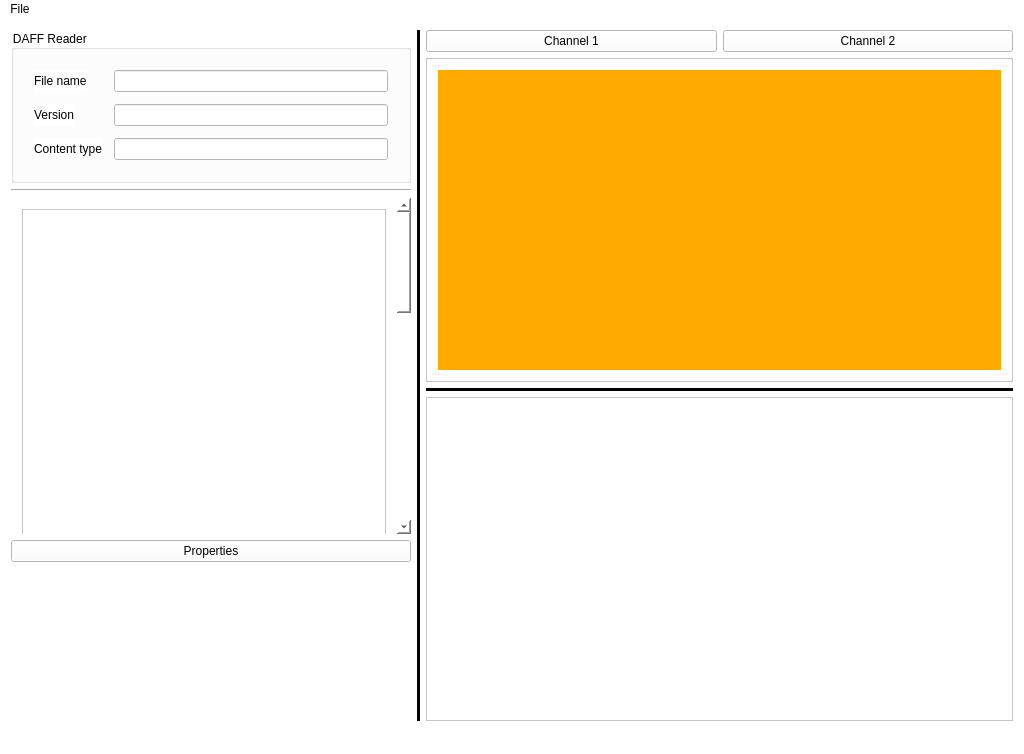
Above: apps/viewer/ui/QDAFFViewerWindow.ui from svn2github/opendaff before the change. Below: the same form after it.
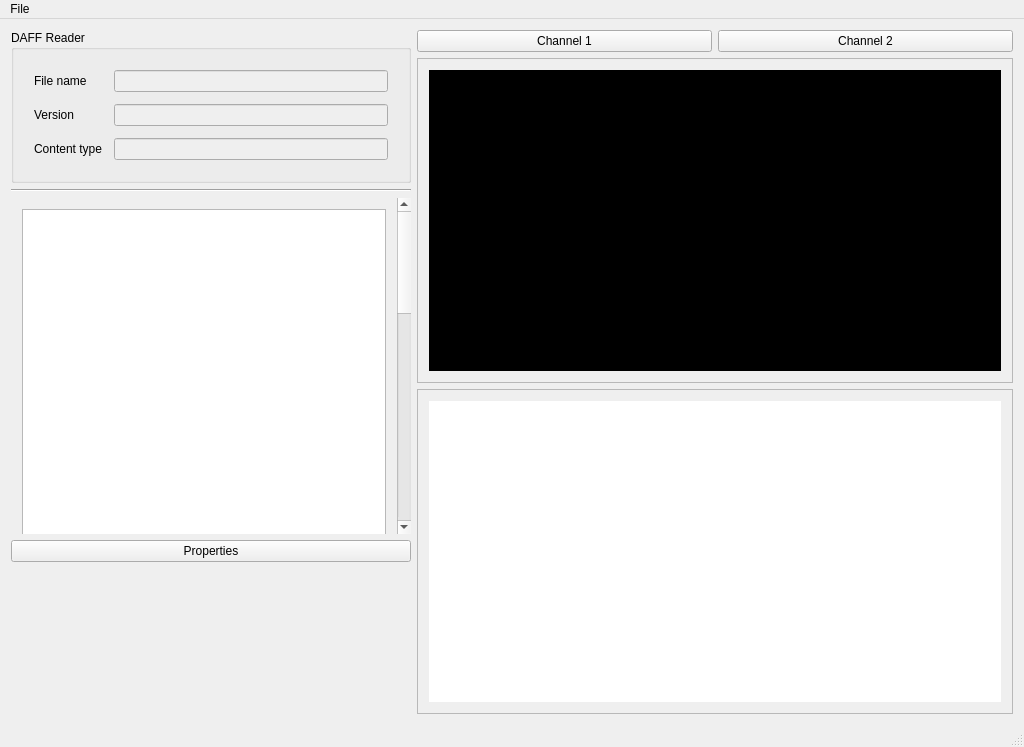
That is the form after the change. Custom widgets are drawn as their Qt base class.

Commit message: upd: fixed memory leak in balloon plot. various DAFFViewer updates and DAFFViz formatting

Diff of the .ui file:
```diff
--- a/apps/viewer/ui/QDAFFViewerWindow.ui
+++ b/apps/viewer/ui/QDAFFViewerWindow.ui
@@ -7,7 +7,7 @@
     <x>0</x>
     <y>0</y>
     <width>1024</width>
-    <height>512</height>
+    <height>747</height>
    </rect>
   </property>
   <property name="acceptDrops">
@@ -19,9 +19,6 @@
   <property name="autoFillBackground">
    <bool>false</bool>
   </property>
-  <property name="styleSheet">
-   <string notr="true">background-color: rgb(255, 255, 255);</string>
-  </property>
   <property name="toolButtonStyle">
    <enum>Qt::ToolButtonIconOnly</enum>
   </property>
@@ -40,11 +37,11 @@
    </property>
    <layout class="QHBoxLayout" name="horizontalLayout_2" stretch="0">
     <item>
-     <layout class="QHBoxLayout" name="horizontalLayout" stretch="3,0,6">
+     <layout class="QHBoxLayout" name="horizontalLayout" stretch="3,6">
       <item>
        <layout class="QVBoxLayout" name="DAFFFileInfo">
         <item>
-         <widget class="DAFFReaderGroupBox" name="groupBox">
+         <widget class="QDAFFHeaderGroupBox" name="DAFFHeader_GroupBox">
           <property name="minimumSize">
            <size>
             <width>400</width>
@@ -156,7 +153,7 @@
            </property>
            <layout class="QVBoxLayout" name="verticalLayout">
             <item>
-             <widget class="DAFFMetadataTableView" name="tableView">
+             <widget class="QDAFFMetadataTableView" name="tableView">
               <property name="minimumSize">
                <size>
                 <width>0</width>
@@ -192,23 +189,7 @@
        </layout>
       </item>
       <item>
-       <widget class="Line" name="line_2">
-        <property name="frameShadow">
-         <enum>QFrame::Plain</enum>
-        </property>
-        <property name="lineWidth">
-         <number>3</number>
-        </property>
-        <property name="midLineWidth">
-         <number>0</number>
-        </property>
-        <property name="orientation">
-         <enum>Qt::Vertical</enum>
-        </property>
-       </widget>
-      </item>
-      <item>
-       <layout class="QVBoxLayout" name="DAFFVisualization" stretch="0,1,0,1">
+       <layout class="QVBoxLayout" name="DAFFVisualization" stretch="0,1,1">
         <item>
          <layout class="QHBoxLayout" name="horizontalLayout_ChannelSwitcher">
           <item>
@@ -237,7 +218,7 @@
           </property>
           <layout class="QGridLayout" name="gridLayout_2" columnstretch="1">
            <item row="0" column="0">
-            <widget class="QDAFFVTKWidget" name="widget" native="true">
+            <widget class="QDAFFVTKWidget" name="DAFF3DPlot_VTKWidget" native="true">
              <property name="minimumSize">
               <size>
                <width>400</width>
@@ -245,26 +226,13 @@
               </size>
              </property>
              <property name="styleSheet">
-              <string notr="true">background-color: rgb(255, 170, 0);</string>
+              <string notr="true">background-color: rgb(0, 0, 0);</string>
              </property>
             </widget>
            </item>
           </layout>
          </widget>
         </item>
-        <item>
-         <widget class="Line" name="line_3">
-          <property name="frameShadow">
-           <enum>QFrame::Plain</enum>
-          </property>
-          <property name="lineWidth">
-           <number>3</number>
-          </property>
-          <property name="orientation">
-           <enum>Qt::Horizontal</enum>
-          </property>
-         </widget>
-        </item>
         <item>
          <widget class="QFrame" name="frame_2">
           <property name="frameShape">
@@ -282,6 +250,9 @@
                <height>300</height>
               </size>
              </property>
+             <property name="styleSheet">
+              <string notr="true">background-color: rgb(255, 255, 255);</string>
+             </property>
             </widget>
            </item>
           </layout>
@@ -332,20 +303,20 @@
  <layoutdefault spacing="6" margin="11"/>
  <customwidgets>
   <customwidget>
-   <class>DAFFReaderGroupBox</class>
+   <class>QDAFFHeaderGroupBox</class>
    <extends>QGroupBox</extends>
-   <header>daffreadergroupbox.h</header>
+   <header>QDAFFHeaderGroupBox.h</header>
    <container>1</container>
   </customwidget>
   <customwidget>
-   <class>DAFFMetadataTableView</class>
+   <class>QDAFFMetadataTableView</class>
    <extends>QTableView</extends>
-   <header>daffmetadatatableview.h</header>
+   <header>QDAFFMetadataTable.h</header>
   </customwidget>
   <customwidget>
    <class>QDAFFVTKWidget</class>
    <extends>QWidget</extends>
-   <header>qdaffvtkwidget.h</header>
+   <header>QDAFFVTKWidget.h</header>
    <container>1</container>
   </customwidget>
  </customwidgets>
```
The commit also changes 15 other files.
